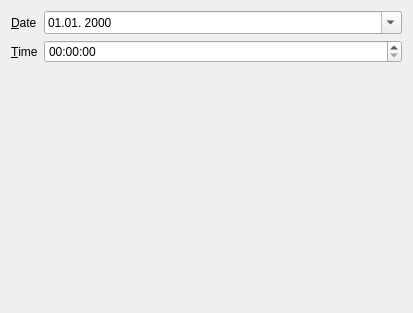
The window that quickevent/app/quickevent/plugins/Event/src/stagewidget.ui (Quick-Event/quickbox) describes before a commit, drawn with Qt 5.
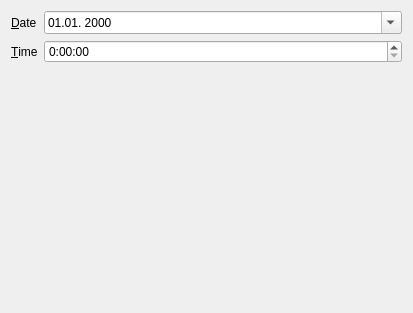
The same window after the commit. Custom widgets are drawn as their Qt base class.

Commit message: Modified UI - issue #723 - start 00 can be set in format H:mm:ss. Some dialog titles update.

The edit to the form file:
```diff
--- a/quickevent/app/quickevent/plugins/Event/src/stagewidget.ui
+++ b/quickevent/app/quickevent/plugins/Event/src/stagewidget.ui
@@ -45,7 +45,11 @@
     </widget>
    </item>
    <item row="1" column="1">
-    <widget class="qf::qmlwidgets::TimeEdit" name="timeEdit"/>
+    <widget class="qf::qmlwidgets::TimeEdit" name="timeEdit">
+     <property name="displayFormat">
+      <string>H:mm:ss</string>
+     </property>
+    </widget>
    </item>
   </layout>
  </widget>
```
The commit also changes 3 other files.
